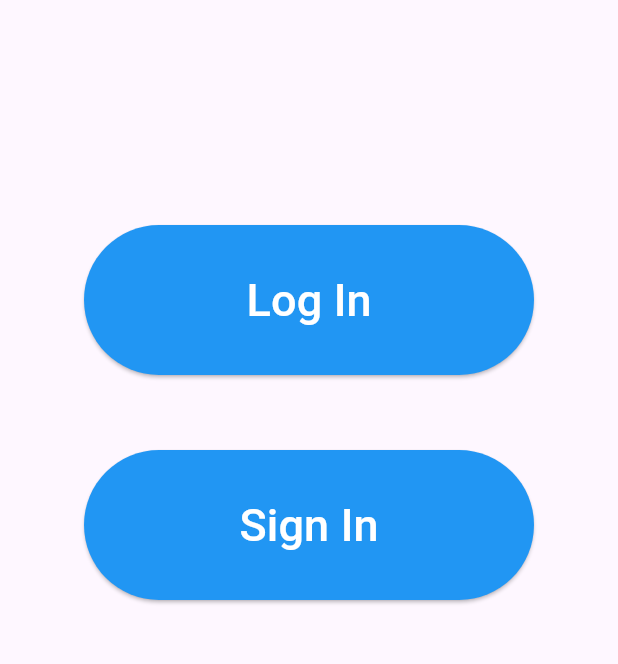
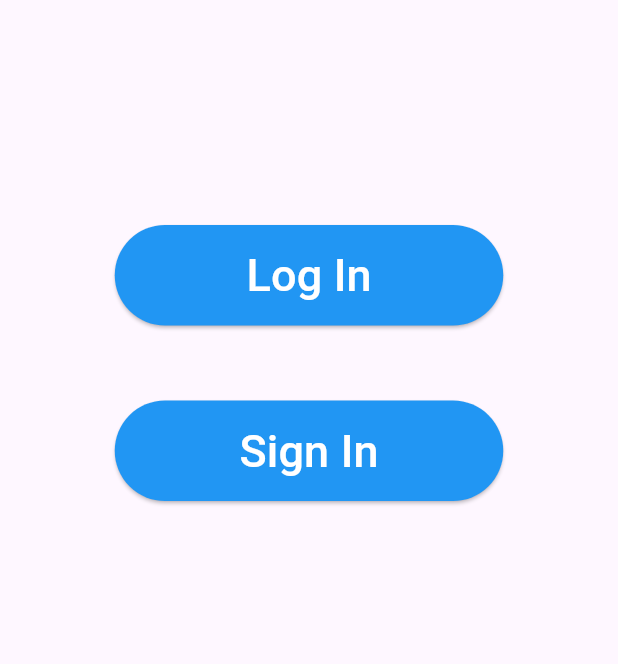
Before and after one commit to Shavidu-Keshan/my-welcome-page, a Flutter app: the screen it shows after launch, on a phone screen of 412 x 824 dp, the part 291-955 px from its top. Run offline on Flutter 3.47's test engine with Material 3 defaults, Android fonts, the phone set to English and light mode, and no system bars.

Commit message:
rechange the button

```diff
--- a/lib/main.dart
+++ b/lib/main.dart
@@ -33,7 +33,7 @@ class MainApp extends StatelessWidget {
               child: ElevatedButton(
                 onPressed: () {},
                 style: ElevatedButton.styleFrom(
-                  minimumSize: Size(300, 100),
+                  minimumSize: Size(259, 67),
                   backgroundColor: Colors.blue,
                 ),
                 child: const Text(
@@ -47,7 +47,7 @@ class MainApp extends StatelessWidget {
               child: ElevatedButton(
                 onPressed: () {},
                 style: ElevatedButton.styleFrom(
-                  minimumSize: Size(300, 100),
+                  minimumSize: Size(259, 67),
                   backgroundColor: Colors.blue,
                 ),
                 child: const Text(
```
